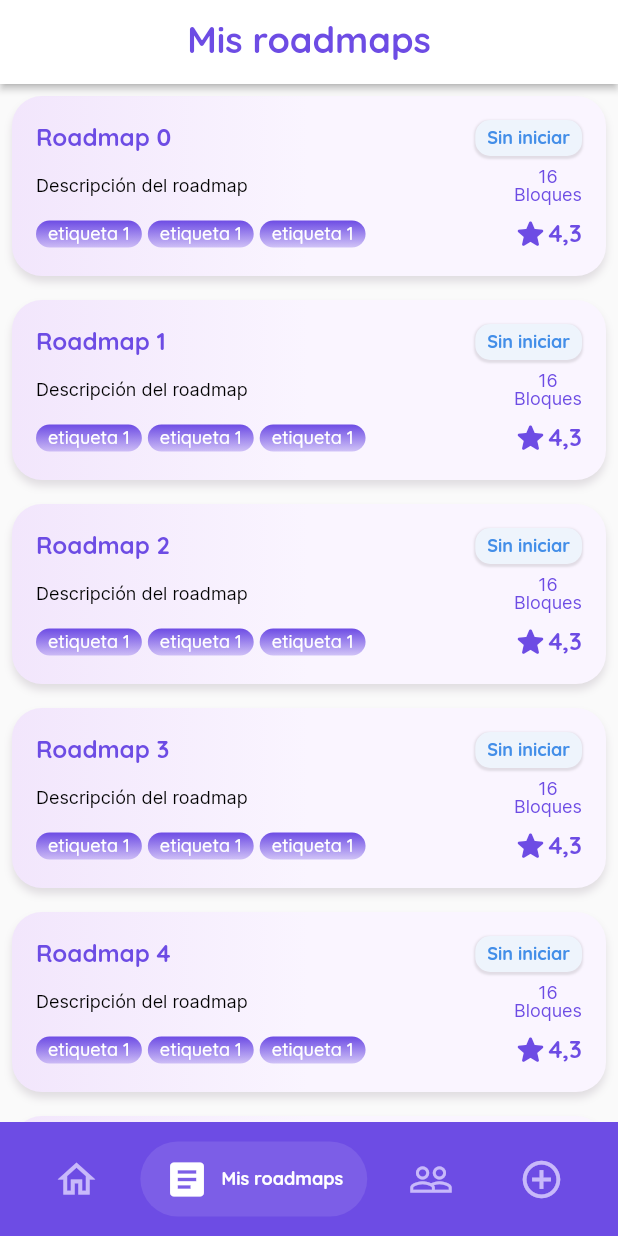
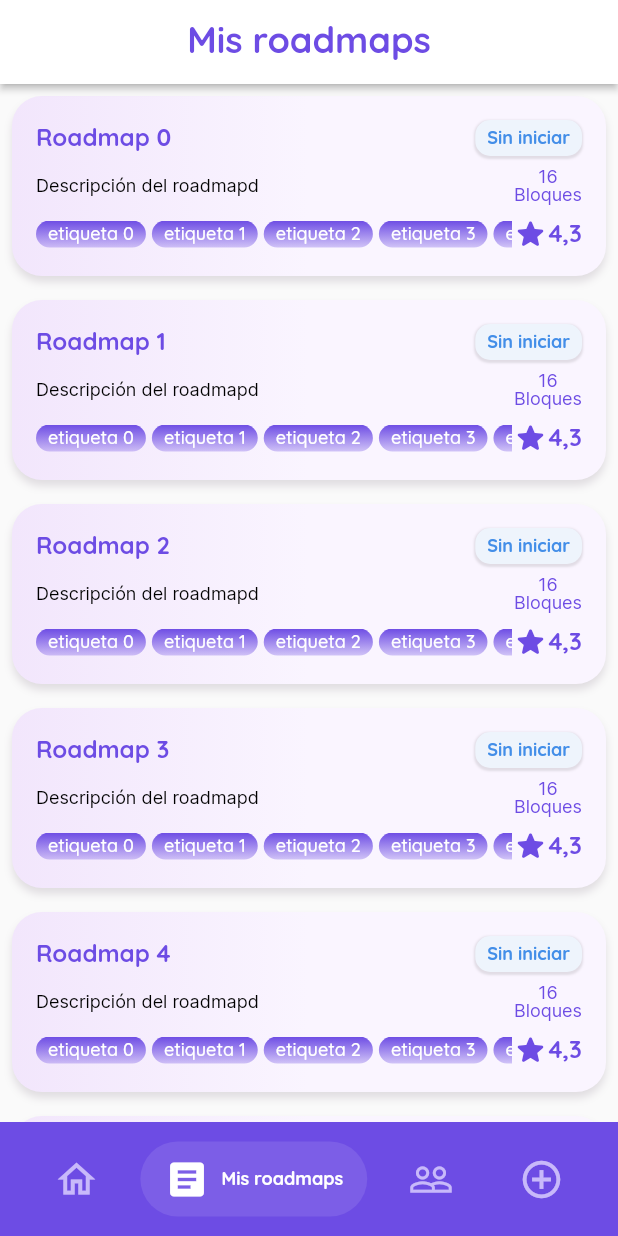
Before and after one commit to SimonRamos88/Aristeia, a Flutter app: the LoggedWrapperScreen screen opened by its route, item 2 of the bottom bar chosen, on a phone screen of 412 x 824 dp. Run offline on Flutter 3.47's test engine with Material 2 defaults, Android fonts, the phone set to English and light mode, and no system bars; drawn by our look-alikes of salomon_bottom_bar; our stand-ins replace auto_route, cloud_firestore, firebase_auth, firebase_core, flutter_rating_bar, gradient_borders; accounts and stored records are empty.

Commit message:
corrección card roadmap

```diff
--- a/lib/core/widgets/app_bar_widget.dart
+++ b/lib/core/widgets/app_bar_widget.dart
@@ -8,7 +8,6 @@ class AppBarWidget extends StatelessWidget implements PreferredSizeWidget {
   final void Function()? onPressedLeading;
   final void Function()? onPressedAction;
 
-
   const AppBarWidget({
     super.key,
     this.title = '',
@@ -17,14 +16,13 @@ class AppBarWidget extends StatelessWidget implements PreferredSizeWidget {
     this.onPressedAction,
   });
 
-
   @override
   Widget build(BuildContext context) {
     return AppBar(
-      elevation: 2,
-      backgroundColor: Colors.white,
-      //toolbarHeight: 45,
-      centerTitle: true,
+        elevation: 2,
+        backgroundColor: Colors.white,
+        //toolbarHeight: 45,
+        centerTitle: true,
         title: Text(
           title,
           style: heading2bStyle.copyWith(color: Theme.of(context).primaryColor),
@@ -74,7 +72,6 @@ class AppBarWidget extends StatelessWidget implements PreferredSizeWidget {
   }
 
   @override
-  Size get preferredSize =>
-      Size.fromHeight(kToolbarHeight);
+  Size get preferredSize => const Size.fromHeight(kToolbarHeight);
   //Size get preferredSize => Size.fromHeight(kToolbarHeight);
 }
--- a/lib/core/widgets/box_text.dart
+++ b/lib/core/widgets/box_text.dart
@@ -17,7 +17,7 @@ class BoxText extends StatelessWidget {
       this.color = Colors.black,
       this.centered = true})
       : style = heading1Style.copyWith(color: color),
-      padding = const EdgeInsets.symmetric(horizontal: 16, vertical: 16);
+        padding = const EdgeInsets.symmetric(horizontal: 16, vertical: 16);
 
   BoxText.section(
       {super.key,
@@ -25,7 +25,7 @@ class BoxText extends StatelessWidget {
       this.color = Colors.black,
       this.centered = true})
       : style = heading2bStyle.copyWith(color: color, fontSize: 20),
-      padding = const EdgeInsets.symmetric(horizontal: 24, vertical: 12);
+        padding = const EdgeInsets.symmetric(horizontal: 24, vertical: 12);
   // const BoxText.span(this.text) : style = spanStyle;
 
   // BoxText.body(this.text, {Color color = const Color(0xffED7D43)})
@@ -36,7 +36,7 @@ class BoxText extends StatelessWidget {
     return Container(
       //color: Colors. green,
       width: MediaQuery.of(context).size.width,
-      alignment: centered ? Alignment.center: Alignment.centerLeft,
+      alignment: centered ? Alignment.center : Alignment.centerLeft,
       padding: padding,
       child: Text(
         textAlign: centered ? TextAlign.center : TextAlign.start,
--- a/lib/core/widgets/etiqueta.dart
+++ b/lib/core/widgets/etiqueta.dart
@@ -12,12 +12,14 @@ class Etiqueta extends StatelessWidget {
 
 
   const Etiqueta({
+    super.key,
     required this.text,
     this.size = 1,
     this.color = 0,
     });
 
   const Etiqueta.large({
+    super.key,
     required this.text,
     this.size = 2,
     this.color = 0,});
--- a/lib/core/widgets/input_field.dart
+++ b/lib/core/widgets/input_field.dart
@@ -38,7 +38,7 @@ class _InputFieldState extends State<InputField> {
 
   final circularBorder = OutlineInputBorder(
     borderRadius: BorderRadius.circular(30),
-    borderSide: BorderSide(width: 0.5, style: BorderStyle.none),
+    borderSide: const BorderSide(width: 0.5, style: BorderStyle.none),
   );
 
   @override
--- a/lib/core/widgets/resource_card.dart
+++ b/lib/core/widgets/resource_card.dart
@@ -2,7 +2,6 @@ import 'package:aristeia_app/core/utils/app_colors.dart';
 import 'package:aristeia_app/core/utils/app_effects.dart';
 import 'package:aristeia_app/core/utils/app_gradients.dart';
 import 'package:aristeia_app/core/utils/text_styles.dart';
-import 'package:aristeia_app/core/widgets/etiqueta.dart';
 import 'package:flutter/material.dart';
 
 class ResourceCard extends StatelessWidget {
@@ -32,10 +31,10 @@ class ResourceCard extends StatelessWidget {
     return GestureDetector(
       onTap: onTap,
       child: Container(
-        padding: EdgeInsets.symmetric(horizontal: 24, vertical: 8),
+        padding: const EdgeInsets.symmetric(horizontal: 24, vertical: 8),
         width: MediaQuery.of(context).size.width,
         child: Container(
-          padding: EdgeInsets.symmetric(horizontal: 24, vertical: 16),
+          padding: const EdgeInsets.symmetric(horizontal: 24, vertical: 16),
           decoration: BoxDecoration(
             gradient: gradients.pinkcardGradient,
             borderRadius: BorderRadius.circular(20),
--- a/lib/core/widgets/roadmap_card.dart
+++ b/lib/core/widgets/roadmap_card.dart
@@ -7,7 +7,6 @@ import 'package:aristeia_app/core/widgets/state_widget.dart';
 import 'package:flutter/material.dart';
 
 class RoadmapCard extends StatelessWidget {
-
   static final colors = AppColors();
 
   static final gradients = AppGradients();
@@ -22,7 +21,7 @@ static final colors = AppColors();
     this.onTap,
     this.myRoadmap = false,
     this.nombreRoadmap = 'Nombre del roadmap',
-    this.descripcionRoadmap = 'Descripción del roadmap',
+    this.descripcionRoadmap = 'Descripción del roadmapd ',
   });
 
   @override
@@ -30,10 +29,10 @@ static final colors = AppColors();
     return GestureDetector(
       onTap: onTap,
       child: Container(
-        padding: EdgeInsets.symmetric(horizontal: 8, vertical: 8),
+        padding: const EdgeInsets.symmetric(horizontal: 8, vertical: 8),
         width: MediaQuery.of(context).size.width,
         child: Container(
-          padding: EdgeInsets.symmetric(horizontal: 16, vertical: 16),
+          padding: const EdgeInsets.symmetric(horizontal: 16, vertical: 16),
           decoration: BoxDecoration(
             gradient: gradients.cardGradient,
             borderRadius: BorderRadius.circular(20),
@@ -47,13 +46,18 @@ static final colors = AppColors();
                 mainAxisAlignment: MainAxisAlignment.spaceBetween,
                 crossAxisAlignment: CrossAxisAlignment.center,
                 children: [
-                  Text(
+                  Expanded(
+                    child: Text(
+                      softWrap:true,
+                      maxLines:2,
+                      overflow: TextOverflow.ellipsis,
                       nombreRoadmap,
                       style: heading3bStyle.copyWith(
                           color: Theme.of(context).primaryColor),
                     ),
+                  ),
                   myRoadmap
-                      ? StateWidget()
+                      ? const StateWidget()
                       : const SizedBox(
                           width: 0,
                           height: 0,
@@ -68,9 +72,14 @@ static final colors = AppColors();
                 mainAxisAlignment: MainAxisAlignment.spaceBetween,
                 crossAxisAlignment: CrossAxisAlignment.center,
                 children: [
-                  Text(
+                  Expanded(
+                    child: Text(
+                      softWrap:true,
+                      maxLines:4,
+                      overflow: TextOverflow.ellipsis,
                       descripcionRoadmap,
                       style: bodyStyle.copyWith(color: Colors.black),
+                    ),
                   ),
                   Column(
                     mainAxisAlignment: MainAxisAlignment.center,
@@ -98,17 +107,21 @@ static final colors = AppColors();
                 mainAxisAlignment: MainAxisAlignment.spaceBetween,
                 crossAxisAlignment: CrossAxisAlignment.center,
                 children: [
-                  Row(children: [
-                    Etiqueta(text: 'etiqueta 1'),
-                    SizedBox(
-                      width: 4,
+                  Expanded(
+                    child: SingleChildScrollView(
+                      scrollDirection: Axis.horizontal,
+                      child: Row(
+                        children: [
+                        for (var i = 0; i < 5; i++)
+                        Padding(
+                          padding: const EdgeInsets.only(right: 4),
+                          child: Etiqueta(
+                            text: 'etiqueta $i',
+                          ), ),
+
+                      ]),
                     ),
-                    Etiqueta(text: 'etiqueta 1'),
-                    SizedBox(
-                      width: 4,
                   ),
-                    Etiqueta(text: 'etiqueta 1'),
-                  ]),
                   Row(
                     children: [
                       Icon(
@@ -116,7 +129,10 @@ static final colors = AppColors();
                         size: 24,
                         color: colors.mainColor,
                       ),
-                      Text('4,3', style: heading3bStyle.copyWith(color: colors.mainColor),),
+                      Text(
+                        '4,3',
+                        style: heading3bStyle.copyWith(color: colors.mainColor),
+                      ),
                     ],
                   )
                 ],
--- a/lib/core/widgets/state_widget.dart
+++ b/lib/core/widgets/state_widget.dart
@@ -8,7 +8,8 @@ class StateWidget extends StatelessWidget {
   final bool large;
   final Function()? onTap;
 
-  const StateWidget({super.key, this.estado = 0, this.large = false, this.onTap});
+  const StateWidget(
+      {super.key, this.estado = 0, this.large = false, this.onTap});
 
   @override
   Widget build(BuildContext context) {
@@ -21,8 +22,8 @@ class StateWidget extends StatelessWidget {
       onTap: onTap,
       child: Container(
         padding: large
-            ? EdgeInsets.symmetric(horizontal: 12, vertical: 10)
-            : EdgeInsets.symmetric(horizontal: 8, vertical: 6),
+            ? const EdgeInsets.symmetric(horizontal: 12, vertical: 10)
+            : const EdgeInsets.symmetric(horizontal: 8, vertical: 6),
         decoration: BoxDecoration(
           color: estado == 0
               ? const Color(0xffEEF4FC)
@@ -37,13 +38,13 @@ class StateWidget extends StatelessWidget {
                     color: Colors.black.withOpacity(0.1),
                     spreadRadius: 1,
                     blurRadius: 1,
-                    offset: Offset(0, 1), // changes position of shadow
+                    offset: const Offset(0, 1), // changes position of shadow
                   )
                 : BoxShadow(
-                    color: Color.fromARGB(43, 0, 0, 0).withOpacity(0.1),
+                    color: const Color.fromARGB(43, 0, 0, 0).withOpacity(0.1),
                     spreadRadius: 0.5,
                     blurRadius: 0.5,
-                    offset: Offset(0, 1), // changes position of shadow
+                    offset: const Offset(0, 1), // changes position of shadow
                   ),
           ],
         ),
--- a/lib/features/configuration_screen.dart
+++ b/lib/features/configuration_screen.dart
@@ -31,13 +31,13 @@ class ConfigurationScreen extends StatelessWidget {
               context.router.push(const EditProfileRoute());
             },
           ),
-          CajaOpcion(
+          const CajaOpcion(
             texto: 'Cambiar contraseña',
           ),
-          CajaOpcion(
+          const CajaOpcion(
             texto: 'Terminos y condiciones',
           ),
-          CajaOpcion(
+          const CajaOpcion(
             texto: 'Más sobre Aristeia',
           ),
           CajaOpcion(
--- a/lib/features/create_screen.dart
+++ b/lib/features/create_screen.dart
@@ -55,14 +55,14 @@ class _CreateScreenState extends State<CreateScreen> {
               child: DropdownButtonFormField(
                 items: const [
                   DropdownMenuItem(
+                    value: '1',
                     child: Text(
                       'Público',
                     ),
-                    value: '1',
                   ),
                   DropdownMenuItem(
+                    value: '2',
                     child: Text('Privado'),
-                    value: '2',
                   )
                 ],
                 onChanged: (value) {
--- a/lib/features/logged_wrapper_screen.dart
+++ b/lib/features/logged_wrapper_screen.dart
@@ -23,7 +23,7 @@ class LoggedWrapperScreen extends StatelessWidget {
     //     // appBarBuilder: (_, tabsRouter) => AppBarWidget(type: tabsRouter.activeIndex),
         bottomNavigationBuilder: (_, tabsRouter) {
         return SalomonBottomBar(
-          unselectedItemColor: Color.fromARGB(255, 200, 185, 250),
+          unselectedItemColor: const Color.fromARGB(255, 200, 185, 250),
           selectedItemColor: Colors.white,
           backgroundColor: colors.mainColor,
           margin: const EdgeInsets.symmetric(
--- a/lib/features/login_screen.dart
+++ b/lib/features/login_screen.dart
@@ -79,7 +79,7 @@ class _LoginScreenState extends State<LoginScreen> {
                 height: 8,
               ),
               Container(
-                  padding: EdgeInsets.symmetric(horizontal: 24),
+                  padding: const EdgeInsets.symmetric(horizontal: 24),
                   child: Text(
                     errorMessage == '' ? '' : 'Hey... ? $errorMessage',
                     style: bodyStyle,
--- a/lib/features/register_screen.dart
+++ b/lib/features/register_screen.dart
@@ -85,9 +85,9 @@ class _RegisterScreenState extends State<RegisterScreen> {
             InputField(hintText: 'Contraseña', isPassword: true,controller: _controllerPassword),
             InputField(hintText: 'Confirmar contraseña', isPassword: true, controller: _controllerConfPassword,),
             Container(
-                    padding: EdgeInsets.symmetric(horizontal: 24),
+                    padding: const EdgeInsets.symmetric(horizontal: 24),
                     child: Text(
-                      errorMessage == '' ? '' : 'Algo salio mal... $errorMessage',
+                      errorMessage == '' ? '' : 'Algo salió mal... $errorMessage',
                       style: bodyStyle,
                       textAlign: TextAlign.center,
                     )),
--- a/lib/features/welcome_screen.dart
+++ b/lib/features/welcome_screen.dart
@@ -2,7 +2,6 @@ import 'package:aristeia_app/core/routes/routes.gr.dart';
 import 'package:aristeia_app/core/utils/app_colors.dart';
 import 'package:aristeia_app/core/widgets/button.dart';
 import 'package:auto_route/auto_route.dart';
-import 'package:flutter/gestures.dart';
 import 'package:flutter/material.dart';
 
 import '../core/utils/app_gradients.dart';
```
Also changed, not shown: lib/core/widgets/alert_dialog_widget.dart (+47 -15 lines), lib/core/widgets/block_card.dart (+6 -8 lines), lib/core/widgets/button.dart (+21 -11 lines), lib/core/widgets/filter_chips.dart (+7 -7 lines), lib/features/single_block_screen.dart (+24 -5 lines). Lines whose indentation alone changed are shown as unchanged.
